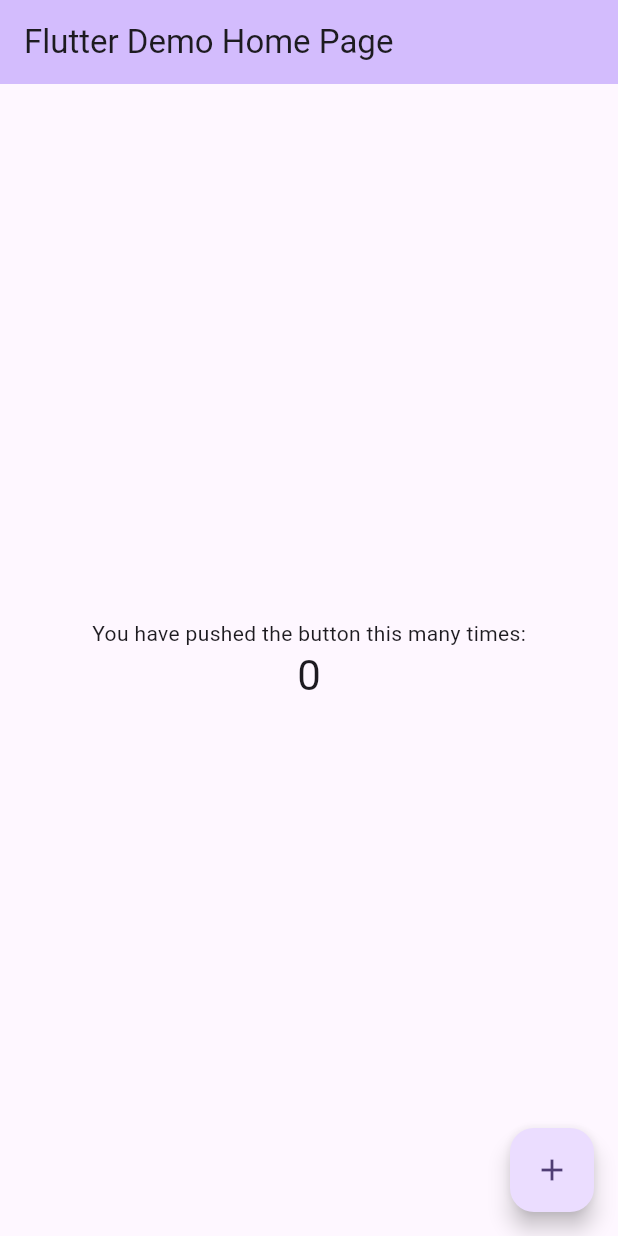
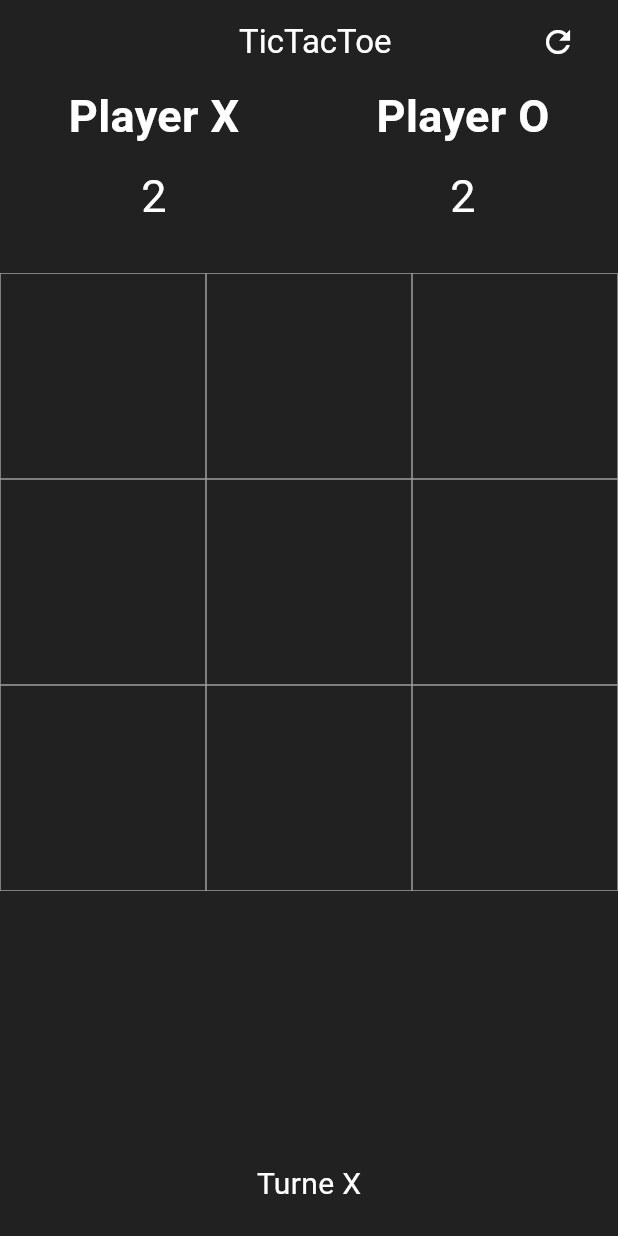
Before and after one commit to mahdiramezanii/TicTacToe-Game, a Flutter app: the screen it shows after launch, on a phone screen of 412 x 824 dp. Run offline on Flutter 3.47's test engine with Material 3 defaults, Android fonts, the phone set to English and light mode, and no system bars.

Commit message:
fix 4 bug

```diff
--- a/lib/main.dart
+++ b/lib/main.dart
@@ -1,125 +1,159 @@
 import 'package:flutter/material.dart';
 
 void main() {
-  runApp(const MyApp());
+  runApp(Application());
 }
 
-class MyApp extends StatelessWidget {
-  const MyApp({super.key});
+class Application extends StatefulWidget {
+  @override
+  State<Application> createState() => _ApplicationState();
+}
 
-  // This widget is the root of your application.
+class _ApplicationState extends State<Application> {
+  bool isturnO = true;
+  List<String> trunOorTrunX = ["", "", "", "", "", "", "", "", ""];
   @override
   Widget build(BuildContext context) {
     return MaterialApp(
-      title: 'Flutter Demo',
-      theme: ThemeData(
-        // This is the theme of your application.
-        //
-        // TRY THIS: Try running your application with "flutter run". You'll see
-        // the application has a purple toolbar. Then, without quitting the app,
-        // try changing the seedColor in the colorScheme below to Colors.green
-        // and then invoke "hot reload" (save your changes or press the "hot
-        // reload" button in a Flutter-supported IDE, or press "r" if you used
-        // the command line to start the app).
-        //
-        // Notice that the counter didn't reset back to zero; the application
-        // state is not lost during the reload. To reset the state, use hot
-        // restart instead.
-        //
-        // This works for code too, not just values: Most code changes can be
-        // tested with just a hot reload.
-        colorScheme: ColorScheme.fromSeed(seedColor: Colors.deepPurple),
-        useMaterial3: true,
+      debugShowCheckedModeBanner: false,
+      home: Scaffold(
+        backgroundColor: Colors.grey[900],
+        appBar: _getAppBar(),
+        body: SafeArea(
+          child: Column(
+            children: [
+              Row(
+                mainAxisAlignment: MainAxisAlignment.spaceAround,
+                children: [
+                  _get_score_and_name_palyer("Player X", "2"),
+                  _get_score_and_name_palyer("Player O", "2"),
+                ],
+              ),
+              SizedBox(
+                height: 30,
+              ),
+              _getRowBox(),
+              _getTurne(),
+              SizedBox(
+                height: 20,
+              ),
+            ],
+          ),
+        ),
       ),
-      home: const MyHomePage(title: 'Flutter Demo Home Page'),
+    );
+  }
+
+  Widget _getTurne() {
+    return Text(
+      isturnO ? "Turne X" : "Turne O",
+      style: TextStyle(color: Colors.white, fontSize: 20.0),
+    );
+  }
+
+  Widget _getRowBox() {
+    return Expanded(
+      child: GridView.builder(
+        itemCount: 9,
+        gridDelegate:
+            SliverGridDelegateWithFixedCrossAxisCount(crossAxisCount: 3),
+        itemBuilder: (BuildContext context, int index) {
+          return GestureDetector(
+            onTap: () {
+              getOnTap(index);
+            },
+            child: Container(
+              width: 10,
+              height: 10,
+              decoration: BoxDecoration(
+                border: Border.all(width: 0.5, color: Colors.grey),
+              ),
+              child: Center(
+                child: Text(
+                  "${trunOorTrunX[index]}",
+                  style: TextStyle(
+                      color:
+                          trunOorTrunX[index] == "X" ? Colors.red : Colors.blue,
+                      fontSize: 50),
+                ),
+              ),
+            ),
+          );
+        },
+      ),
+    );
+  }
+
+  void _resetGame() {
+    setState(() {
+      for (var i = 0; i < trunOorTrunX.length; i++) {
+        if (trunOorTrunX[i] != "") {
+          trunOorTrunX[i] = "";
+        }
+      }
+    });
+  }
+
+  void getOnTap(int index) {
+    setState(() {
+      if (isturnO && trunOorTrunX[index] == "") {
+        trunOorTrunX[index] = "X";
+        isturnO = !isturnO;
+      } else {
+        if (trunOorTrunX[index] == "") {
+          trunOorTrunX[index] = "O";
+          isturnO = !isturnO;
+        }
+      }
+    });
+  }
+
+  Widget _get_score_and_name_palyer(String player, String score) {
+    return Column(
+      children: [
+        Text(
+          player,
+          style: TextStyle(
+              color: Colors.white, fontSize: 30, fontWeight: FontWeight.bold),
+        ),
+        SizedBox(height: 10),
+        Text(
+          score,
+          style: TextStyle(
+            color: Colors.white,
+            fontSize: 30,
+          ),
+        ),
+      ],
+    );
+  }
+
+  PreferredSizeWidget _getAppBar() {
+    return AppBar(
+      backgroundColor: Colors.grey[900],
+      elevation: 0,
+      centerTitle: true,
+      title: Row(
+        mainAxisAlignment: MainAxisAlignment.end,
+        children: [
+          Text(
+            "TicTacToe",
+            style: TextStyle(color: Colors.white),
+          ),
+          SizedBox(
+            width: 87,
+          ),
+          IconButton(
+            onPressed: () {
+              _resetGame();
+            },
+            icon: Icon(
+              Icons.refresh,
+              color: Colors.white,
+            ),
+          )
+        ],
+      ),
     );
   }
 }
-
-class MyHomePage extends StatefulWidget {
-  const MyHomePage({super.key, required this.title});
-
-  // This widget is the home page of your application. It is stateful, meaning
-  // that it has a State object (defined below) that contains fields that affect
-  // how it looks.
-
-  // This class is the configuration for the state. It holds the values (in this
-  // case the title) provided by the parent (in this case the App widget) and
-  // used by the build method of the State. Fields in a Widget subclass are
-  // always marked "final".
-
-  final String title;
-
-  @override
-  State<MyHomePage> createState() => _MyHomePageState();
-}
-
-class _MyHomePageState extends State<MyHomePage> {
-  int _counter = 0;
-
-  void _incrementCounter() {
-    setState(() {
-      // This call to setState tells the Flutter framework that something has
-      // changed in this State, which causes it to rerun the build method below
-      // so that the display can reflect the updated values. If we changed
-      // _counter without calling setState(), then the build method would not be
-      // called again, and so nothing would appear to happen.
-      _counter++;
-    });
-  }
-
-  @override
-  Widget build(BuildContext context) {
-    // This method is rerun every time setState is called, for instance as done
-    // by the _incrementCounter method above.
-    //
-    // The Flutter framework has been optimized to make rerunning build methods
-    // fast, so that you can just rebuild anything that needs updating rather
-    // than having to individually change instances of widgets.
-    return Scaffold(
-      appBar: AppBar(
-        // TRY THIS: Try changing the color here to a specific color (to
-        // Colors.amber, perhaps?) and trigger a hot reload to see the AppBar
-        // change color while the other colors stay the same.
-        backgroundColor: Theme.of(context).colorScheme.inversePrimary,
-        // Here we take the value from the MyHomePage object that was created by
-        // the App.build method, and use it to set our appbar title.
-        title: Text(widget.title),
-      ),
-      body: Center(
-        // Center is a layout widget. It takes a single child and positions it
-        // in the middle of the parent.
-        child: Column(
-          // Column is also a layout widget. It takes a list of children and
-          // arranges them vertically. By default, it sizes itself to fit its
-          // children horizontally, and tries to be as tall as its parent.
-          //
-          // Column has various properties to control how it sizes itself and
-          // how it positions its children. Here we use mainAxisAlignment to
-          // center the children vertically; the main axis here is the vertical
-          // axis because Columns are vertical (the cross axis would be
-          // horizontal).
-          //
-          // TRY THIS: Invoke "debug painting" (choose the "Toggle Debug Paint"
-          // action in the IDE, or press "p" in the console), to see the
-          // wireframe for each widget.
-          mainAxisAlignment: MainAxisAlignment.center,
-          children: <Widget>[
-            const Text(
-              'You have pushed the button this many times:',
-            ),
-            Text(
-              '$_counter',
-              style: Theme.of(context).textTheme.headlineMedium,
-            ),
-          ],
-        ),
-      ),
-      floatingActionButton: FloatingActionButton(
-        onPressed: _incrementCounter,
-        tooltip: 'Increment',
-        child: const Icon(Icons.add),
-      ), // This trailing comma makes auto-formatting nicer for build methods.
-    );
-  }
-}
```
Also changed, not shown: pubspec.yaml (+8 -47 lines), pubspec.lock.
